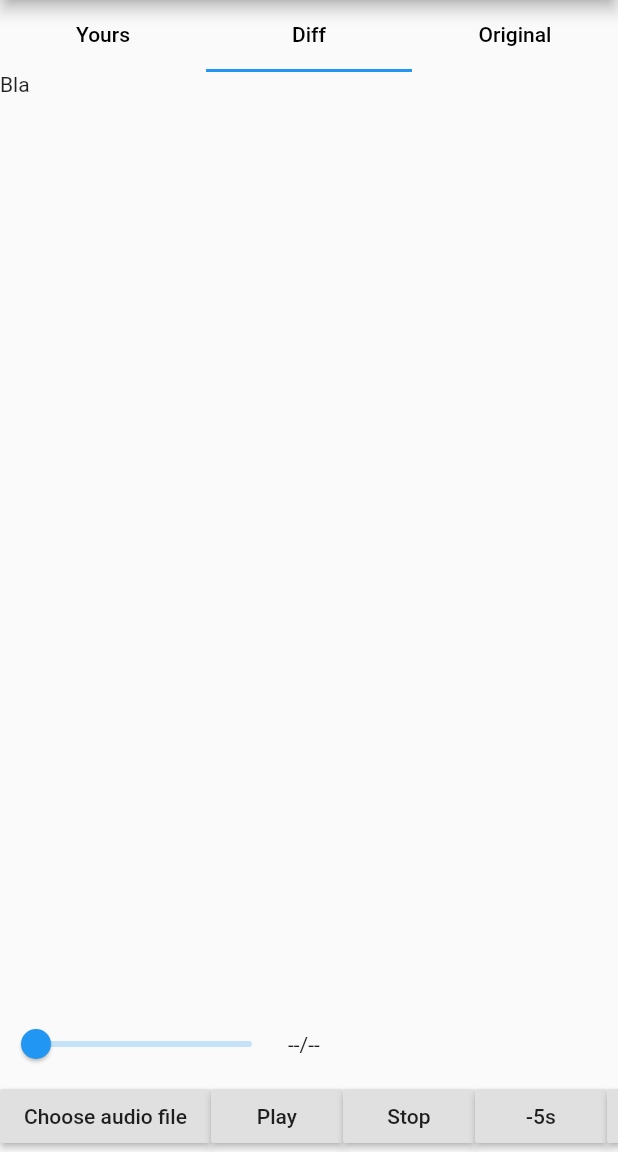
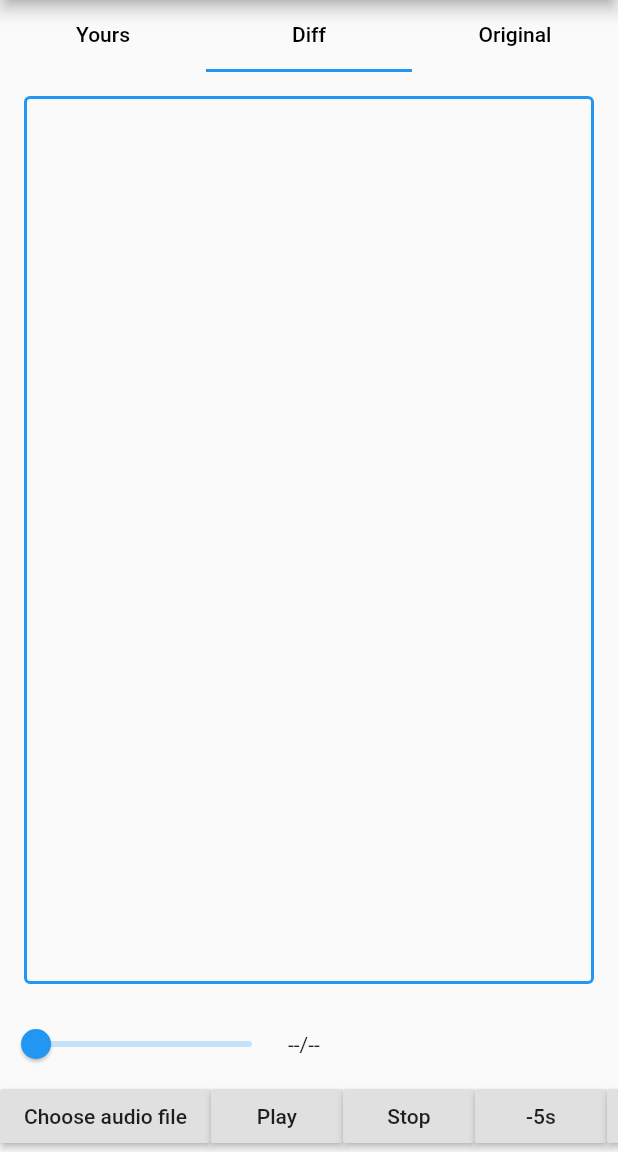
Before and after one commit to Mr-Pepe/tingting, a Flutter app: the screen it shows after launch, tab 2 chosen, on a phone screen of 412 x 824 dp, the part 84-1236 px from its top. Run offline on Flutter 3.47's test engine with Material 2 defaults, Android fonts, the phone set to English and light mode, and no system bars; our stand-ins replace equatable, file_picker, just_audio.

Commit message:
Show diff

```diff
--- a/lib/ui/diffTextField.dart
+++ b/lib/ui/diffTextField.dart
@@ -1,17 +1,59 @@
 import 'package:flutter/material.dart';
+import 'package:provider/provider.dart';
+import 'package:tingting/values/dimensions.dart';
+import 'package:tingting/viewModels/tingtingViewModel.dart';
 
-class DiffTextField extends StatefulWidget {
-  DiffTextField({Key key}) : super(key: key);
-
-  @override
-  _DiffTextFieldState createState() => _DiffTextFieldState();
-}
-
-class _DiffTextFieldState extends State<DiffTextField> {
+class DiffTextField extends StatelessWidget {
   @override
   Widget build(BuildContext context) {
+    final model = Provider.of<TingTingViewModel>(context);
+
+    final alignment = model.getDiff();
+
+    final originalTextSpans = <TextSpan>[];
+    final queryTextSpans = <TextSpan>[];
+
+    for (var iCharacter = 0;
+        iCharacter < alignment.original.length;
+        iCharacter++) {
+      final originalChar = alignment.original.elementAt(iCharacter);
+      final queryChar = alignment.query.elementAt(iCharacter);
+
+      final backGroundColor =
+          (originalChar == queryChar) ? Colors.green[200] : Colors.red[200];
+
+      originalTextSpans.add(TextSpan(
+          text: originalChar,
+          style: TextStyle(
+            backgroundColor: backGroundColor,
+          )));
+      queryTextSpans.add(TextSpan(
+          text: queryChar,
+          style: TextStyle(
+            backgroundColor: backGroundColor,
+          )));
+    }
     return Container(
-      child: Text("Bla"),
+      child: Padding(
+        padding: const EdgeInsets.all(textFieldPadding),
+        child: DecoratedBox(
+          decoration: BoxDecoration(
+            border: Border.all(color: Theme.of(context).primaryColor, width: 2),
+            borderRadius: BorderRadius.circular(4),
+          ),
+          child: Padding(
+            padding: const EdgeInsets.symmetric(
+                horizontal: 8, vertical: textFieldPadding),
+            child: Text.rich(
+              TextSpan(children: [
+                ...originalTextSpans,
+                TextSpan(text: '\n'),
+                ...queryTextSpans
+              ]),
+            ),
+          ),
+        ),
+      ),
     );
   }
 }
--- a/lib/ui/inputTextField.dart
+++ b/lib/ui/inputTextField.dart
@@ -1,5 +1,6 @@
 import 'package:flutter/material.dart';
 import 'package:provider/provider.dart';
+import 'package:tingting/values/dimensions.dart';
 import 'package:tingting/viewModels/tingtingViewModel.dart';
 
 class InputTextField extends StatefulWidget {
@@ -29,13 +30,18 @@ class _InputTextFieldState extends State<InputTextField>
 
     final model = Provider.of<TingTingViewModel>(context);
 
-    return Container(
+    return Center(
+      child: Padding(
+        padding: const EdgeInsets.all(textFieldPadding),
         child: TextField(
+          decoration: InputDecoration(border: OutlineInputBorder()),
           controller: _textController,
           onChanged: (value) {
             model.selfWrittenText = value;
           },
           maxLines: null,
+          minLines: 1000,
+        ),
       ),
     );
   }
--- a/lib/ui/originalTextField.dart
+++ b/lib/ui/originalTextField.dart
@@ -1,5 +1,6 @@
 import 'package:flutter/material.dart';
 import 'package:provider/provider.dart';
+import 'package:tingting/values/dimensions.dart';
 import 'package:tingting/viewModels/tingtingViewModel.dart';
 
 class OriginalTextField extends StatefulWidget {
@@ -29,14 +30,19 @@ class _OriginalTextFieldState extends State<OriginalTextField>
 
     final model = Provider.of<TingTingViewModel>(context);
 
-    return Container(
+    return Center(
+      child: Padding(
+        padding: const EdgeInsets.all(textFieldPadding),
         child: TextField(
+          decoration: InputDecoration(border: OutlineInputBorder()),
           controller: _textController,
           onChanged: (value) {
             // _textController.text = value;
             model.originalText = value;
           },
           maxLines: null,
+          minLines: 1000,
+        ),
       ),
     );
   }
--- /dev/null
+++ b/lib/values/dimensions.dart
@@ -0,0 +1 @@
+const double textFieldPadding = 16;
--- a/lib/viewModels/tingtingViewModel.dart
+++ b/lib/viewModels/tingtingViewModel.dart
@@ -1,7 +1,9 @@
 import 'dart:io';
 
+import 'package:characters/characters.dart';
 import 'package:flutter/widgets.dart';
 import 'package:just_audio/just_audio.dart';
+import 'package:tingting/utils/alignment.dart';
 
 class TingTingViewModel extends ChangeNotifier {
   File _audioFile;
@@ -22,4 +24,13 @@ class TingTingViewModel extends ChangeNotifier {
     _audioFile = audioFile;
     await player.setUrl(audioFilePath);
   }
+
+  GlobalAlignment getDiff() {
+    final aligner = Aligner(
+        original: originalText.characters,
+        query: selfWrittenText.characters,
+        placeholder: '～');
+
+    return aligner.alignments[0];
+  }
 }
```
Lines whose indentation alone changed are shown as unchanged.
